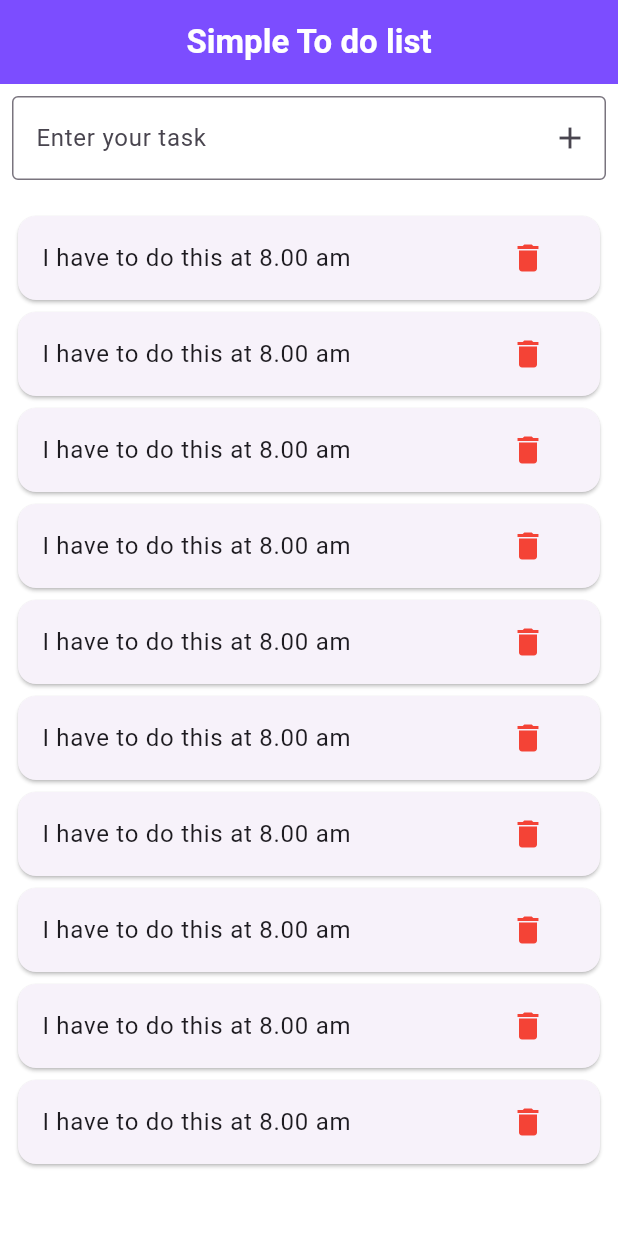
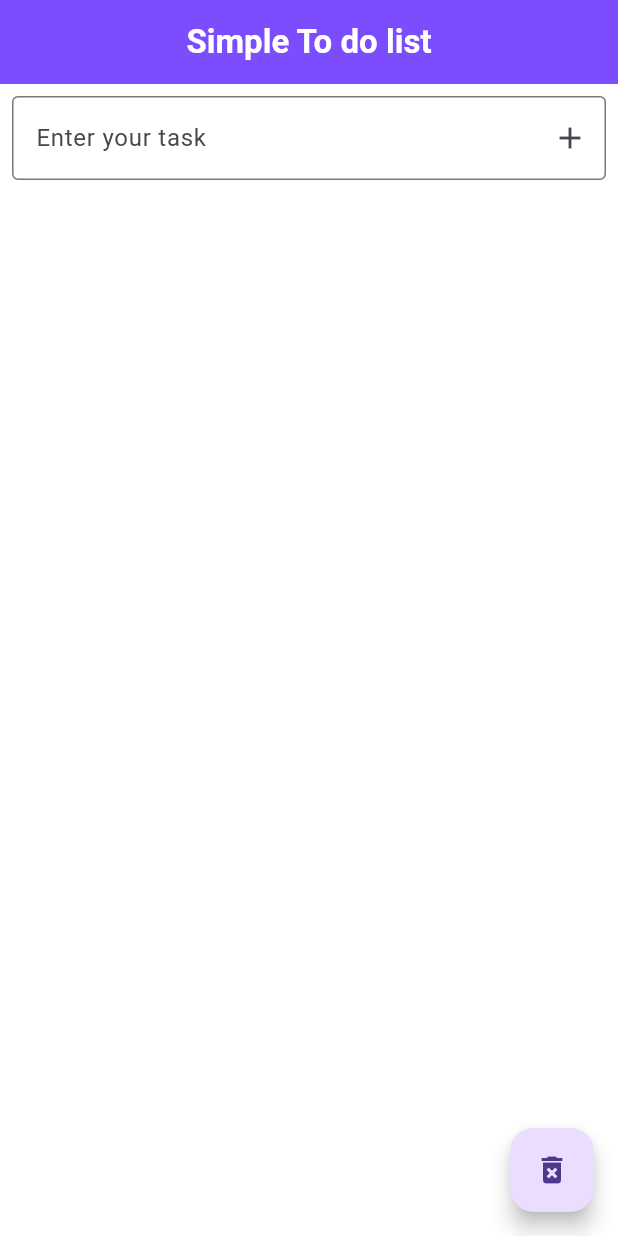
Before and after one commit to Apurboraj/ostad_flutter, a Flutter app: the screen it shows after launch, on a phone screen of 412 x 824 dp. Run offline on Flutter 3.47's test engine with Material 3 defaults, Android fonts, the phone set to English and light mode, and no system bars.

```diff
--- a/lib/Home.dart
+++ b/lib/Home.dart
@@ -8,17 +8,27 @@ class Home extends StatefulWidget {
 }
 
 class _HomeState extends State<Home> {
-  int _count = 0;
+  List<String> _task = [];
+ TextEditingController _textController = TextEditingController();
 
-  incrementCountrt(){
+ _addTask(){
+   if(_textController.text.isNotEmpty){
+     setState(() {
+       _task.add(_textController.text);
+     });
+   }
+ }
+
+  _removeTask(int index){
+      setState(() {
+        _task.removeAt(index);
+      });
+    }
+  _removeAll(){
     setState(() {
-      _count++; // _count = _count+1
+      _task.clear();
     });
-
-
-    print(_count);
   }
-
 
   @override
   Widget build(BuildContext context) {
@@ -32,10 +42,11 @@ class _HomeState extends State<Home> {
         child: Column(
           children: [
             TextField(
+              controller: _textController,
               decoration: InputDecoration(
                 hintText: "Enter your task",
                 border: OutlineInputBorder(),
-                suffixIcon: IconButton(onPressed: (){}, icon: Icon(Icons.add)),
+                suffixIcon: IconButton(onPressed: _addTask, icon: Icon(Icons.add)),
 
               ),
             ),
@@ -43,12 +54,12 @@ class _HomeState extends State<Home> {
 
             Expanded(
               child: ListView.builder(
-                itemCount: 10,
+                itemCount: _task.length,
                   itemBuilder:(context,index){
                   return Card(
                     child: ListTile(
-                      title: Text("I have to do this at 8.00 am"),
-                      trailing: IconButton(onPressed: (){}, icon: Icon(Icons.delete,color: Colors.red,)),
+                      title: Text(_task[index]),
+                      trailing: IconButton(onPressed: _removeTask(index), icon: Icon(Icons.delete,color: Colors.red,)),
                     ),
                   );
                   }),
@@ -56,6 +67,8 @@ class _HomeState extends State<Home> {
           ],
         ),
       ),
+
+      floatingActionButton: FloatingActionButton(onPressed: _removeAll,child: Icon(Icons.delete_forever,),),
     );
   }
 }
--- a/lib/myApp.dart
+++ b/lib/myApp.dart
@@ -8,6 +8,7 @@ class myApp extends StatelessWidget {
   @override
   Widget build(BuildContext context) {
     return MaterialApp(
+      debugShowCheckedModeBanner: false,
       theme: ThemeData(
           primaryColor: Colors.red,
           appBarTheme: AppBarTheme(
```
